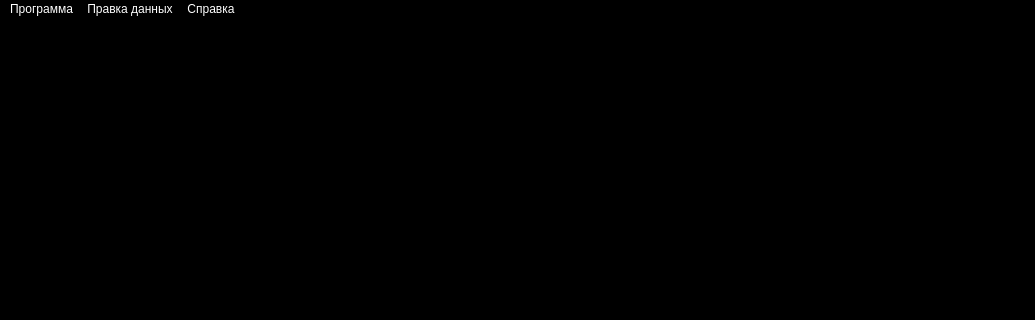
First picture: the form in mainwindow.ui, repository sergeevaevi/my_practice, before the edit; both pictures show x 0 to 1035 and y 0 to 320 of the 1035 by 645 pixel window.
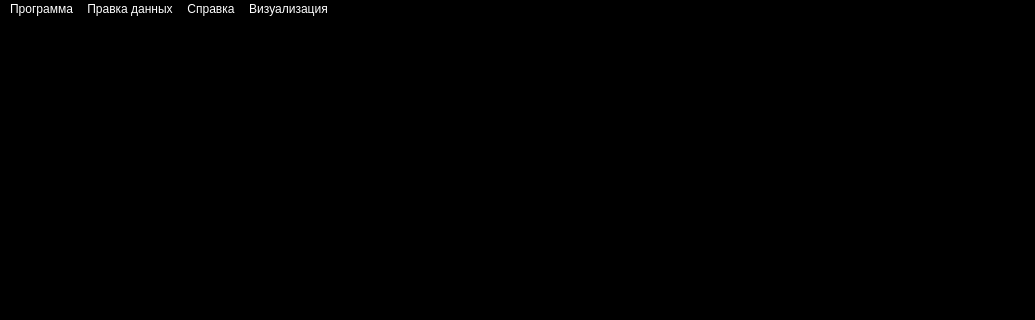
Second picture: the form after the edit. Icons and pictures are not drawn.

```diff
--- a/mainwindow.ui
+++ b/mainwindow.ui
@@ -167,9 +167,16 @@
     </property>
     <addaction name="actionLoad_data"/>
    </widget>
+   <widget class="QMenu" name="menu_2">
+    <property name="title">
+     <string>Визуализация</string>
+    </property>
+    <addaction name="plot"/>
+   </widget>
    <addaction name="menuFile"/>
    <addaction name="menu"/>
    <addaction name="menuAbout"/>
+   <addaction name="menu_2"/>
   </widget>
   <widget class="QStatusBar" name="statusbar">
    <property name="styleSheet">
```
Left out of the diff: 5 changed lines with no effect on the pictures.
